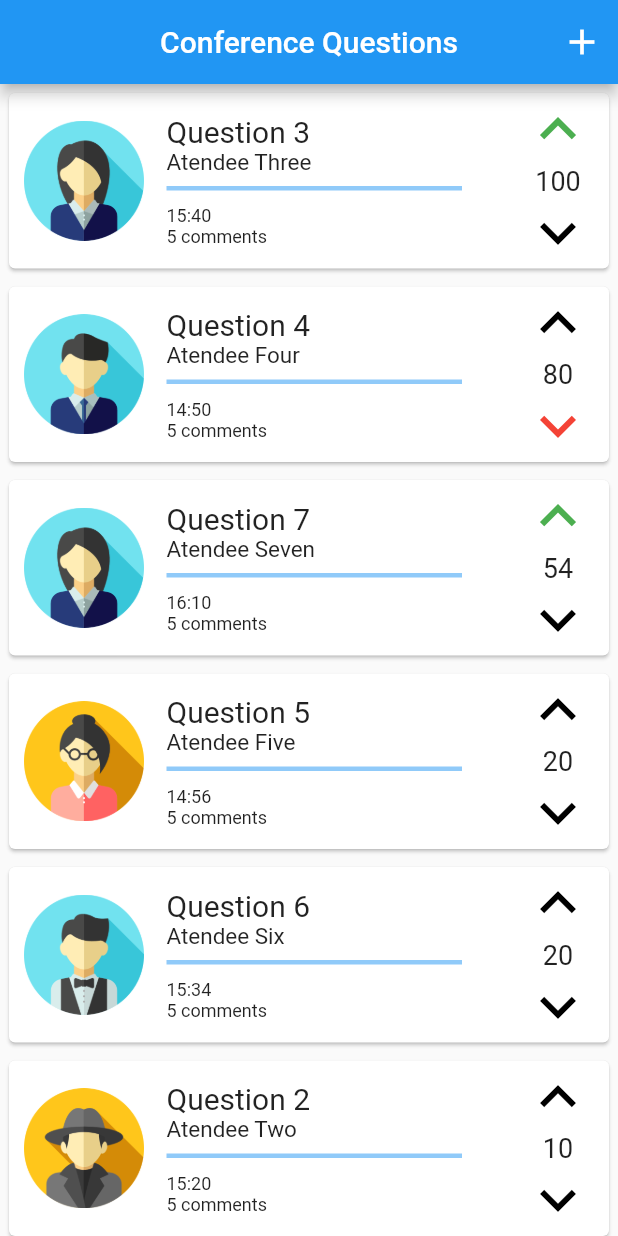
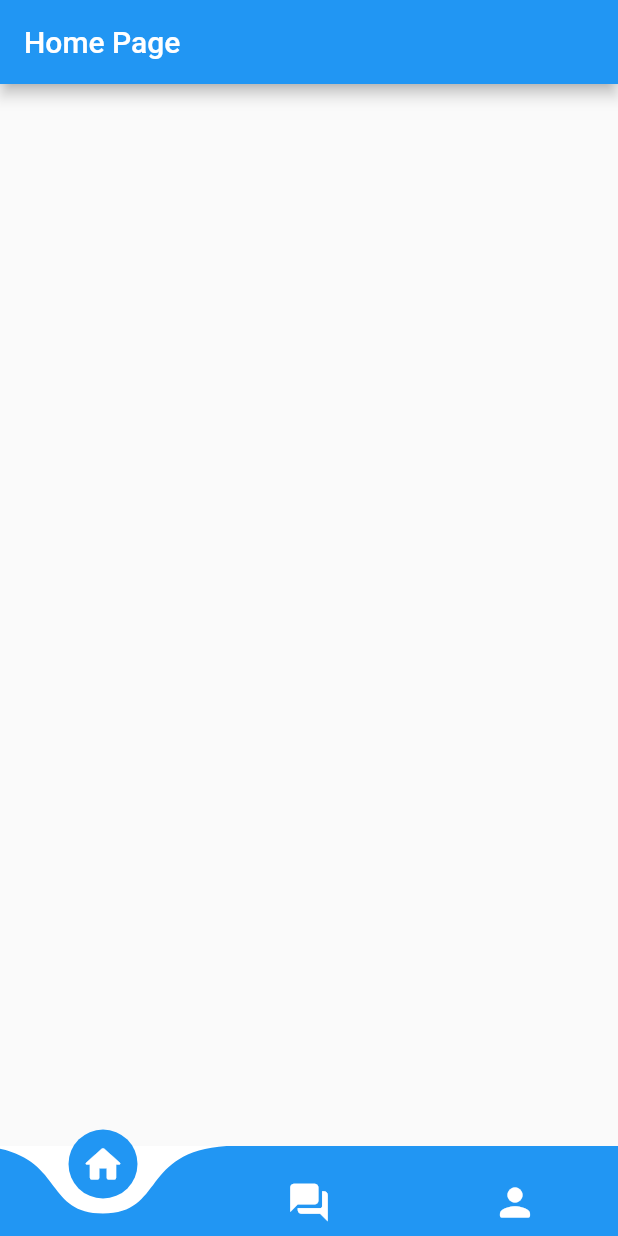
Before and after one commit to FEUP-ESOF-2020-21/open-cx-t1g1-ploggers, a Flutter app: the screen it shows after launch, on a phone screen of 412 x 824 dp. Run offline on Flutter 3.47's test engine with Material 2 defaults, Android fonts, the phone set to English and light mode, and no system bars; drawn by our look-alikes of curved_navigation_bar.

Commit message:
Added navbar and some minor fixes

```diff
--- a/src/asquestions/lib/main.dart
+++ b/src/asquestions/lib/main.dart
@@ -1,6 +1,5 @@
+import 'package:asquestions/view/controller/NavigatorPage.dart';
 import 'package:flutter/material.dart';
-import 'view/MyConferenceQuestionsPage.dart';
-import 'model/User.dart';
 
 void main() {
   runApp(MyApp());
@@ -10,13 +9,6 @@ class MyApp extends StatelessWidget {
   // This widget is the root of your application.
 
   //example user
-  User user = new User(
-      'Attendee 1',
-      'attende1@gmail.com',
-      'Atendee One',
-      'assets/avatar1.png',
-      'example_bio example_bio example_bio example_bio',
-      '1234');
   @override
   Widget build(BuildContext context) {
     return MaterialApp(
@@ -37,7 +29,7 @@ class MyApp extends StatelessWidget {
         // closer together (more dense) than on mobile platforms.
         visualDensity: VisualDensity.adaptivePlatformDensity,
       ),
-      home: MyConferenceQuestionsPage(),
+      home: NavigatorPage()
     );
   }
 }
--- /dev/null
+++ b/src/asquestions/lib/view/controller/NavigatorPage.dart
@@ -0,0 +1,62 @@
+import 'package:asquestions/view/pages/ConferenceQuestionsPage.dart';
+import 'package:asquestions/view/pages/HomePage.dart';
+import 'package:asquestions/view/pages/UserProfilePage.dart';
+import 'package:curved_navigation_bar/curved_navigation_bar.dart';
+import 'package:flutter/material.dart';
+import 'package:asquestions/model/User.dart';
+
+class NavigatorPage extends StatefulWidget {
+  @override
+  _NavigatorPageState createState() => _NavigatorPageState();
+}
+
+class _NavigatorPageState extends State<NavigatorPage> {
+  User user = new User(
+      'Attendee 1',
+      'attende1@gmail.com',
+      'Atendee One',
+      'assets/avatar1.png',
+      'example_bio example_bio example_bio example_bio',
+      '1234');
+
+  @override
+  Widget build(BuildContext context) {
+    int _currentIndex = 0;
+    PageController _pageController = PageController();
+    List<Widget> _screens = [
+      HomePage(),
+      ConferenceQuestionsPage(),
+      UserProfilePage(user)
+    ];
+
+    void _onPageChanged(int index) {
+      _pageController.jumpToPage(index);
+    }
+
+    return Scaffold(
+        body: PageView(
+          controller: _pageController,
+          children: _screens,
+          onPageChanged: _onPageChanged,
+        ),
+        bottomNavigationBar: CurvedNavigationBar(
+        color: Colors.blue,
+        backgroundColor: Colors.white,
+        buttonBackgroundColor: Colors.blue,
+        animationDuration: Duration(milliseconds: 300),
+        height: 60,
+        onTap: (int index) {
+          setState(() {
+            _currentIndex = index;
+            _pageController.jumpToPage(_currentIndex);
+          });
+        },
+        items: <Widget>[
+          Icon(Icons.home_rounded, size: 30, color: Colors.white),
+          Icon(Icons.question_answer_rounded, size: 30, color: Colors.white),
+          Icon(Icons.person_rounded, size: 30, color: Colors.white)
+        ],
+        ),
+      );
+  }
+}
--- a/src/asquestions/lib/view/AnnexSlidePage.dart
+++ b/src/asquestions/lib/view/pages/AnnexSlidePage.dart
@@ -1,6 +1,6 @@
-import 'package:asquestions/view/AddQuestionPage.dart';
-import '../model/Presentation.dart';
-import '../model/Question.dart';
+import 'package:asquestions/view/pages/AddQuestionPage.dart';
+import '../../model/Presentation.dart';
+import '../../model/Question.dart';
 import 'package:flutter/material.dart';
 
 class AnnexSlidePage extends StatefulWidget {
--- a/src/asquestions/lib/view/MyConferenceQuestionsPage.dart
+++ b/src/asquestions/lib/view/pages/ConferenceQuestionsPage.dart
@@ -1,16 +1,17 @@
-import 'package:asquestions/view/MyQuestionPage.dart';
-import 'package:asquestions/view/AddQuestionPage.dart';
+import 'package:asquestions/view/pages/QuestionPage.dart';
+import 'package:asquestions/view/pages/AddQuestionPage.dart';
 import 'package:flutter/material.dart';
-import '../model/Question.dart';
-import '../model/User.dart';
-import '../model/Comment.dart';
+import '../../model/Question.dart';
+import '../../model/User.dart';
+import '../../model/Comment.dart';
 
-class MyConferenceQuestionsPage extends StatefulWidget {
+class ConferenceQuestionsPage extends StatefulWidget {
   @override
-  _MyConferenceQuestionsState createState() => _MyConferenceQuestionsState();
+  _ConferenceQuestionsState createState() => _ConferenceQuestionsState();
 }
 
-class _MyConferenceQuestionsState extends State<MyConferenceQuestionsPage> {
+class _ConferenceQuestionsState extends State<ConferenceQuestionsPage> {
+
   static List<Comment> comments = [
     Comment(
         User('', '', 'Atendee One', 'assets/avatar1.png', '', '1234'),
@@ -113,7 +114,8 @@ class _MyConferenceQuestionsState extends State<MyConferenceQuestionsPage> {
               iconSize: 28,
               color: Colors.white,
               onPressed: () {
-                Navigator.push(context,
+                Navigator.push(
+                    context,
                     MaterialPageRoute(builder: (context) => AddQuestionPage()));
               })
         ],
@@ -121,7 +123,7 @@ class _MyConferenceQuestionsState extends State<MyConferenceQuestionsPage> {
       body: ListView.builder(
           itemCount: questionList.length,
           itemBuilder: (BuildContext context, int index) =>
-              buildQuestionCard(context, index)),
+          buildQuestionCard(context, index)),
     );
   }
 
@@ -131,7 +133,7 @@ class _MyConferenceQuestionsState extends State<MyConferenceQuestionsPage> {
     return GestureDetector(
       onTap: () {
         Navigator.push(context,
-            MaterialPageRoute(builder: (context) => MyQuestionPage(question)));
+            MaterialPageRoute(builder: (context) => QuestionPage(question)));
       },
       child: Container(
         padding: const EdgeInsets.all(2.0),
--- /dev/null
+++ b/src/asquestions/lib/view/pages/HomePage.dart
@@ -0,0 +1,17 @@
+import 'package:flutter/material.dart';
+
+class HomePage extends StatefulWidget {
+  @override
+  _HomePageState createState() => _HomePageState();
+}
+
+class _HomePageState extends State<HomePage> {
+  @override
+  Widget build(BuildContext context) {
+    return Scaffold(
+      appBar: AppBar(
+        title: Text("Home Page"),
+      ),
+    );
+  }
+}
--- a/src/asquestions/pubspec.yaml
+++ b/src/asquestions/pubspec.yaml
@@ -23,6 +23,7 @@ environment:
 dependencies:
   flutter:
     sdk: flutter
+  curved_navigation_bar: ^0.3.4
 
 
   # The following adds the Cupertino Icons font to your application.
```
Also changed, not shown: src/asquestions/lib/view/pages/AddQuestionPage.dart (renamed from src/asquestions/lib/view/AddQuestionPage.dart, +20 -11 lines), src/asquestions/lib/view/pages/QuestionPage.dart (renamed from src/asquestions/lib/view/MyQuestionPage.dart, +12 -9 lines), src/asquestions/lib/view/pages/UserProfilePage.dart (renamed from src/asquestions/lib/view/UserProfilePage.dart, +36 -29 lines), src/asquestions/assets/background1.png (deleted), src/asquestions/pubspec.lock.
